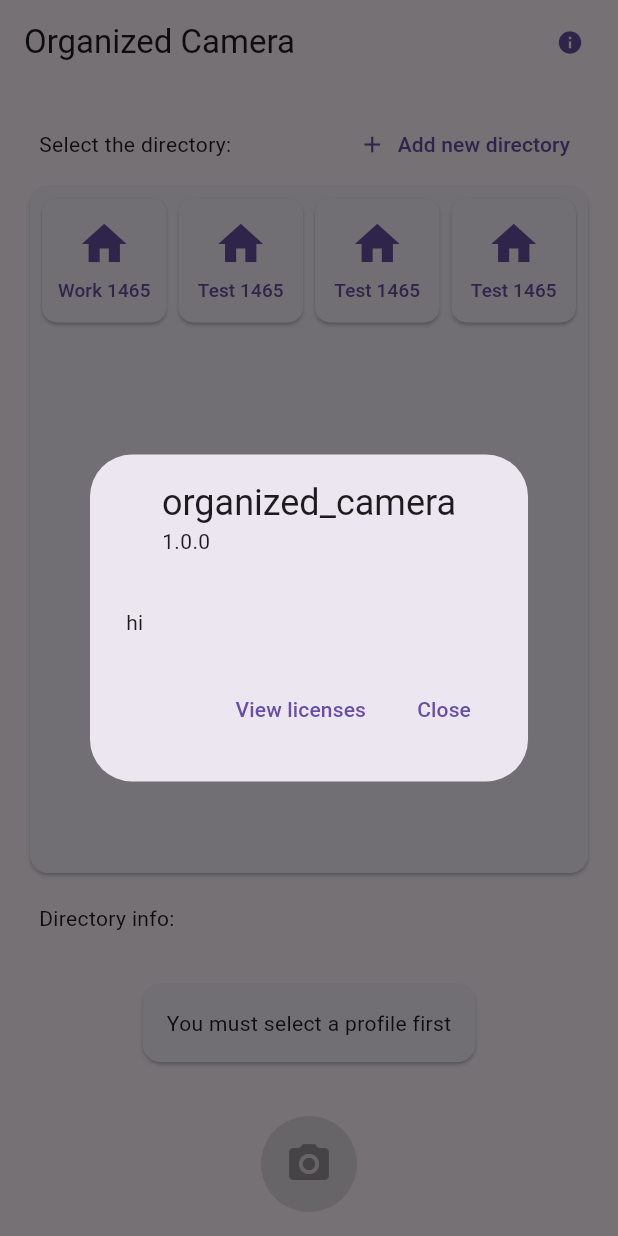
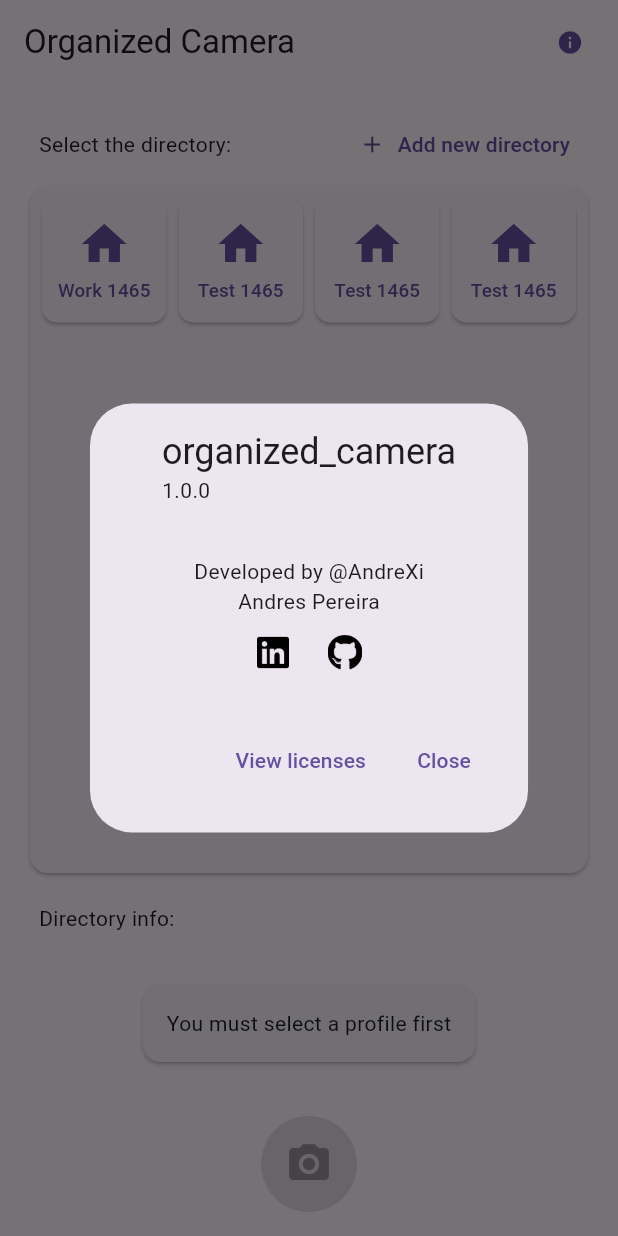
Before and after one commit to AndreXi/organized_camera, a Flutter app: the screen it shows after launch, after a tap on the "info" icon, on a phone screen of 412 x 824 dp. Run offline on Flutter 3.47's test engine with Material 2 defaults, Android fonts, the light colour scheme and no system bars; our stand-ins replace camera, file_picker, hive, hive_flutter, package_info_plus, permission_handler; accounts and stored records are empty; generated files the repository leaves out were written again.

Commit message:
feat: app info dialog

```diff
--- a/lib/src/widgets/app_info/app_info.dart
+++ b/lib/src/widgets/app_info/app_info.dart
@@ -1,20 +1,53 @@
 import 'package:flutter/material.dart';
 import 'package:package_info_plus/package_info_plus.dart';
+import 'package:url_launcher/url_launcher.dart';
+
+final Uri linkedinUrl = Uri.parse('https://www.linkedin.com/in/anx/');
+final Uri githubUrl = Uri.parse('https://www.github.com/AndreXi');
 
 class AppInfoButton extends StatelessWidget {
   const AppInfoButton({super.key});
 
   @override
   Widget build(BuildContext context) {
+    Future<void> linkedinLink() async {
+      await launchUrl(linkedinUrl);
+    }
+
+    Future<void> githubLink() async {
+      await launchUrl(githubUrl);
+    }
+
     void onPressed() async {
       PackageInfo packageInfo = await PackageInfo.fromPlatform();
 
       () {
         showAboutDialog(
-            context: context,
-            applicationName: packageInfo.appName,
-            applicationVersion: packageInfo.version,
-            children: [Text("hi")]);
+          context: context,
+          applicationName: packageInfo.appName,
+          applicationVersion: packageInfo.version,
+          children: [
+            const Center(child: Text("Developed by @AndreXi")),
+            const Center(child: Text("Andres Pereira")),
+            Row(
+              mainAxisAlignment: MainAxisAlignment.center,
+              children: [
+                IconButton(
+                  onPressed: linkedinLink,
+                  icon: SizedBox.square(
+                      dimension: 24.0,
+                      child: Image.asset("assets/icons/linkedin.png")),
+                ),
+                IconButton(
+                  onPressed: githubLink,
+                  icon: SizedBox.square(
+                      dimension: 24.0,
+                      child: Image.asset("assets/icons/github.png")),
+                ),
+              ],
+            ),
+          ],
+        );
       }();
     }
 
--- a/pubspec.yaml
+++ b/pubspec.yaml
@@ -20,6 +20,7 @@ dependencies:
   hive_flutter: ^1.1.0
   package_info_plus: ^3.0.3
   permission_handler: ^10.2.0
+  url_launcher: ^6.1.10
 
 dev_dependencies:
   flutter_test:
@@ -37,3 +38,4 @@ flutter:
   assets:
     # Add assets from the images directory to the application.
     - assets/images/
+    - assets/icons/
```
Also changed, not shown: assets/icons/github.png (added), assets/icons/linkedin.png (added), pubspec.lock.
